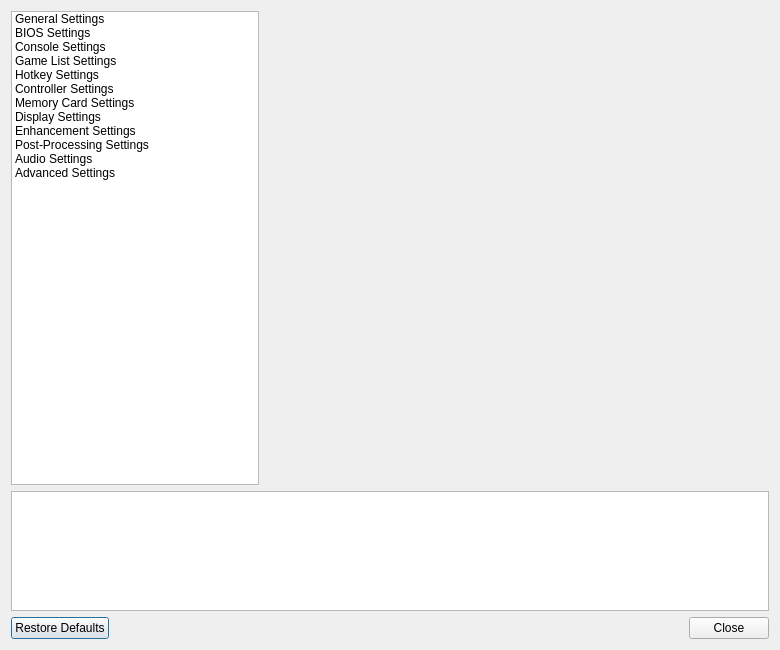
The window that src/duckstation-qt/settingsdialog.ui (kofxi3584karlayang/duckstation) describes before a commit, drawn with Qt 5.
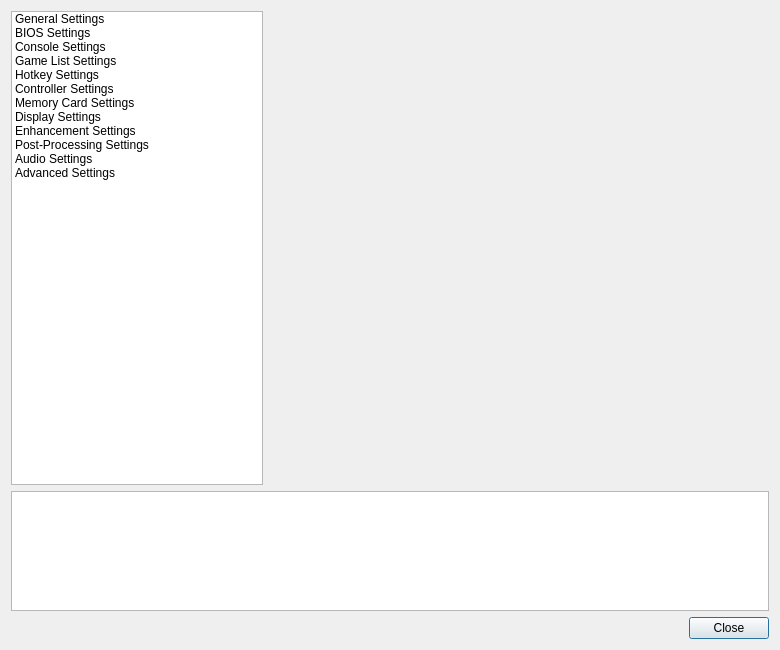
The same window after the commit. Icons and pictures are not drawn.

Commit message: Qt: Fix close button in settings not being translatable

```diff
--- a/src/duckstation-qt/settingsdialog.ui
+++ b/src/duckstation-qt/settingsdialog.ui
@@ -26,12 +26,7 @@
    <iconset resource="resources/resources.qrc">
     <normaloff>:/icons/applications-system.png</normaloff>:/icons/applications-system.png</iconset>
   </property>
-  <layout class="QGridLayout" name="gridLayout_2">
-   <item row="0" column="0">
     <layout class="QGridLayout" name="gridLayout">
-     <property name="horizontalSpacing">
-      <number>10</number>
-     </property>
      <item row="0" column="0">
       <widget class="QListWidget" name="settingsCategory">
        <property name="sizePolicy">
@@ -203,12 +198,27 @@
       </widget>
      </item>
      <item row="2" column="0" colspan="2">
-      <widget class="QDialogButtonBox" name="buttonBox">
+    <layout class="QHBoxLayout" name="horizontalLayout_2">
+     <item>
+      <spacer name="horizontalSpacer">
        <property name="orientation">
         <enum>Qt::Horizontal</enum>
        </property>
-       <property name="standardButtons">
-        <set>QDialogButtonBox::Close|QDialogButtonBox::RestoreDefaults</set>
+       <property name="sizeHint" stdset="0">
+        <size>
+         <width>40</width>
+         <height>20</height>
+        </size>
+       </property>
+      </spacer>
+     </item>
+     <item>
+      <widget class="QPushButton" name="closeButton">
+       <property name="text">
+        <string>Close</string>
+       </property>
+       <property name="default">
+        <bool>true</bool>
        </property>
       </widget>
      </item>
```
Left out of the diff: 35 changed lines with no effect on the pictures. Lines whose indentation alone changed are shown as unchanged. The commit also changes 1 other file.
